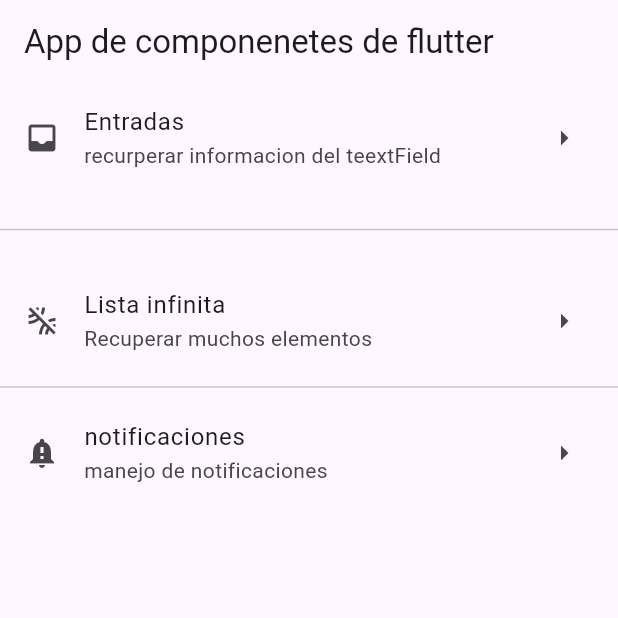
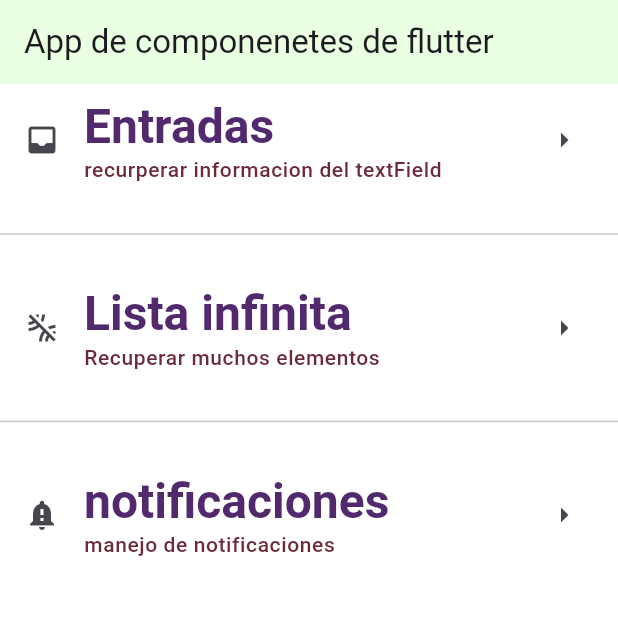
Before and after one commit to AlvaroAguirr/ComponentesFlutter5a, a Flutter app: the screen it shows after launch, on a phone screen of 412 x 824 dp, the top half of it. Run offline on Flutter 3.47's test engine with Material 3 defaults, Android fonts, the phone set to English and light mode, and no system bars.

Commit message:
06 creating a ThemeData for the app

```diff
--- a/lib/home_screen.dart
+++ b/lib/home_screen.dart
@@ -13,26 +13,32 @@ class HomeScreen extends StatelessWidget {
       title: const Text("App de componenetes de flutter"),
       ),
         body: ListView(
-          children: const<Widget> [
-            ListTile(
-              title: Text("Entradas"),
-              subtitle: Text("recurperar informacion del teextField"),
-              leading: Icon(Icons.inbox_rounded),
-              trailing: Icon(Icons.arrow_right_outlined),
+          children:<Widget> [
+             ListTile(
+              title: Text("Entradas",
+                      style: Theme.of(context).textTheme.headlineLarge),
+              subtitle:  Text("recurperar informacion del textField",
+                      style: Theme.of(context).textTheme.bodySmall),
+              leading: const Icon(Icons.inbox_rounded),
+              trailing: const Icon(Icons.arrow_right_outlined),
             ),
-            Divider(height: 50,),
-            ListTile(
-              title: Text("Lista infinita"),
-              subtitle: Text("Recuperar muchos elementos"),
-              leading: Icon(Icons.leak_remove_outlined),
-              trailing: Icon(Icons.arrow_right_outlined),
+            const Divider(height: 50,),
+             ListTile(
+              title: Text("Lista infinita",
+                      style: Theme.of(context).textTheme.headlineLarge),
+              subtitle: Text("Recuperar muchos elementos",
+                          style: Theme.of(context).textTheme.bodySmall),
+              leading: const Icon(Icons.leak_remove_outlined),
+              trailing: const Icon(Icons.arrow_right_outlined),
             ),
-            Divider(),
-            ListTile(
-              title: Text("notificaciones"),
-              subtitle: Text("manejo de notificaciones"),
-              trailing: Icon(Icons.arrow_right_outlined),
-              leading: Icon(Icons.notification_important),
+            const Divider(height: 50,),
+             ListTile(
+              title: Text("notificaciones",
+                                    style: Theme.of(context).textTheme.headlineLarge),
+              subtitle: Text("manejo de notificaciones",
+                                        style: Theme.of(context).textTheme.bodySmall),
+              trailing: const Icon(Icons.arrow_right_outlined),
+              leading: const Icon(Icons.notification_important),
             )
           ],
         )
--- a/lib/main_app.dart
+++ b/lib/main_app.dart
@@ -7,10 +7,26 @@ class MainApp extends StatelessWidget {
 
   @override
   Widget build(BuildContext context) {
-    return const MaterialApp(
-
+    return MaterialApp(
       debugShowCheckedModeBanner: false,
-      home: HomeScreen(),
+      home: const HomeScreen(),
+      theme: ThemeData(
+        scaffoldBackgroundColor:Color.fromRGBO(255, 255, 255, 1),
+        appBarTheme:const AppBarTheme(color: Color.fromARGB(255, 234, 255, 225)),
+        textTheme: const  TextTheme(
+         headlineLarge: TextStyle(
+                        fontSize: 32,
+                        fontFamily: 'sans-serif',
+                        fontWeight: FontWeight.bold,
+                        color:Color.fromARGB(255, 81, 41, 108)),
+         bodySmall: TextStyle(
+                        fontSize: 14,
+                        fontFamily:'sans-serif',
+                        fontWeight:FontWeight.w500,
+                        color:Color.fromARGB(255, 108, 41, 57),
+                        )
+        )
+      ),
     );
   }
 }
```
